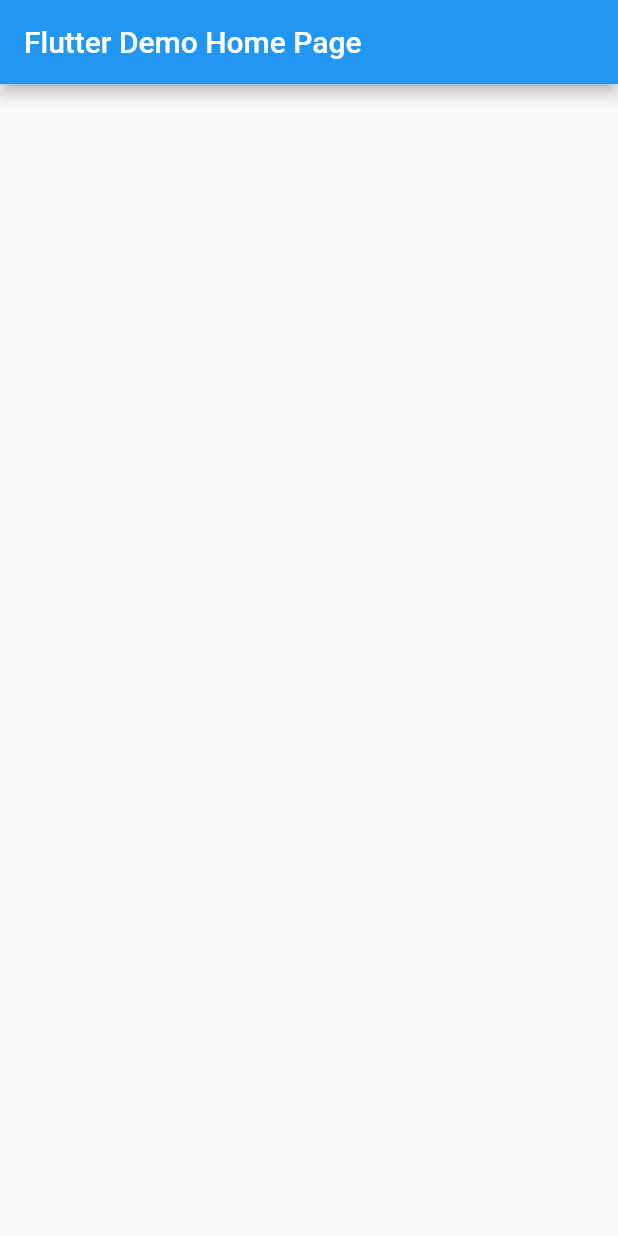
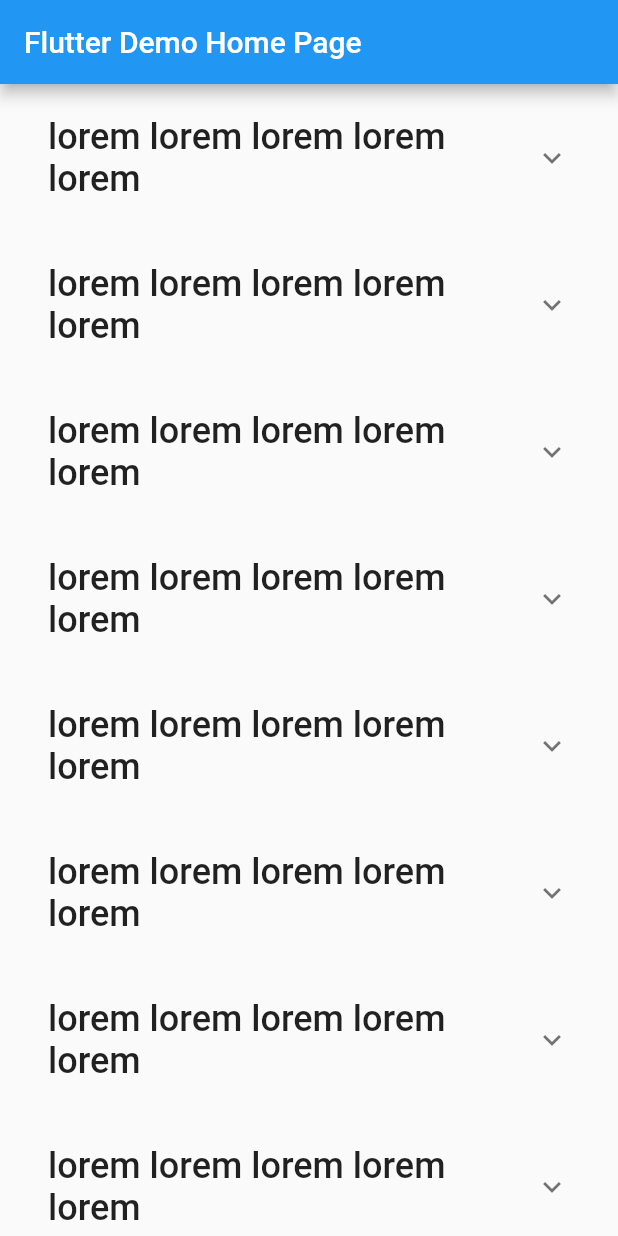
Before and after one commit to SourabhMalviya997/hacker_news, a Flutter app: the screen it shows after launch, on a phone screen of 412 x 824 dp. Run offline on Flutter 3.47's test engine with Material 2 defaults, Android fonts, the phone set to English and light mode, and no system bars; missing offline and left inert: open_url.

Commit message:
Added list of articles in main screen

```diff
--- a/lib/main.dart
+++ b/lib/main.dart
@@ -1,5 +1,6 @@
 import 'package:flutter/material.dart';
-import 'package:url_launcher/url_launcher.dart';
+import 'package:hacker_news/src/model/article.dart';
+import 'package:open_url/open_url.dart';
 
 void main() {
   runApp(MyApp());
@@ -30,7 +31,7 @@ class MyHomePage extends StatefulWidget {
 }
 
 class _MyHomePageState extends State<MyHomePage> {
-
+  final _articles = List.from(articles);
 
   @override
   Widget build(BuildContext context) {
@@ -38,6 +39,53 @@ class _MyHomePageState extends State<MyHomePage> {
       appBar: AppBar(
         title: Text(widget.title),
       ),
+      body: RefreshIndicator(
+        onRefresh: () async {
+          await Future.delayed(const Duration(milliseconds: 1000));
+          setState(() {
+            _articles.removeAt(0);
+          });
+        },
+        child: ListView.builder(
+          itemBuilder: (context, index) => _buildItem(_articles[index]),
+          itemCount: _articles.length,
+        ),
+      ),
+    );
+  }
+
+  Widget _buildItem(Article article) {
+    final padding16dp = const EdgeInsets.all(16);
+    final titleStyle = TextStyle(fontSize: 24.0, fontWeight: FontWeight.w500);
+
+    return Padding(
+      padding: padding16dp,
+      child: ExpansionTile(
+        title: Text(
+          article.text,
+          style: titleStyle,
+        ),
+        children: [
+          Row(
+            mainAxisAlignment: MainAxisAlignment.spaceEvenly,
+            children: [
+              Text('${article.commentsCount} comments'),
+              IconButton(
+                icon: Icon(Icons.launch),
+                onPressed: () async {
+                  final result = await openUrl('https://${article.domain}');
+
+                  if (result.exitCode == 0) {
+                    print('URL should be open in your browser');
+                  } else {
+                    print('Something went wrong (exit code = ${result.exitCode}): ${result.stderr}');
+                  }
+                },
+              ),
+            ],
+          ),
+        ],
+      ),
     );
   }
 }
--- /dev/null
+++ b/lib/src/model/article.dart
@@ -0,0 +1,181 @@
+class Article {
+  final String text;
+  final String domain;
+  final String by;
+  final String age;
+  final int score;
+  final int commentsCount;
+
+  const Article({this.text, this.domain, this.by, this.age, this.score, this.commentsCount});
+}
+
+final articles = [
+  Article(
+    text: 'lorem lorem lorem lorem lorem',
+    age: '3 day',
+    by: 'www.google.co.in',
+    commentsCount: 12,
+    domain: 'google.co.in',
+    score: 150,
+  ),
+  Article(
+    text: 'lorem lorem lorem lorem lorem',
+    age: '3 day',
+    by: 'www.google.co.in',
+    commentsCount: 12,
+    domain: 'google.co.in',
+    score: 150,
+  ),
+  Article(
+    text: 'lorem lorem lorem lorem lorem',
+    age: '3 day',
+    by: 'www.google.co.in',
+    commentsCount: 12,
+    domain: 'google.co.in',
+    score: 150,
+  ),
+  Article(
+    text: 'lorem lorem lorem lorem lorem',
+    age: '3 day',
+    by: 'www.google.co.in',
+    commentsCount: 12,
+    domain: 'google.co.in',
+    score: 150,
+  ),
+  Article(
+    text: 'lorem lorem lorem lorem lorem',
+    age: '3 day',
+    by: 'google.co.in',
+    commentsCount: 12,
+    domain: 'www.google.co.in',
+    score: 150,
+  ),
+  Article(
+    text: 'lorem lorem lorem lorem lorem',
+    age: '3 day',
+    by: 'google.co.in',
+    commentsCount: 12,
+    domain: 'google.co.in',
+    score: 150,
+  ),
+  Article(
+    text: 'lorem lorem lorem lorem lorem',
+    age: '3 day',
+    by: 'google.co.in',
+    commentsCount: 12,
+    domain: 'google.co.in',
+    score: 150,
+  ),
+  Article(
+    text: 'lorem lorem lorem lorem lorem',
+    age: '3 day',
+    by: 'google.co.in',
+    commentsCount: 12,
+    domain: 'google.co.in',
+    score: 150,
+  ),
+  Article(
+    text: 'lorem lorem lorem lorem lorem',
+    age: '3 day',
+    by: 'google.co.in',
+    commentsCount: 12,
+    domain: 'google.co.in',
+    score: 150,
+  ),
+  Article(
+    text: 'lorem lorem lorem lorem lorem',
+    age: '3 day',
+    by: 'google.co.in',
+    commentsCount: 12,
+    domain: 'google.co.in',
+    score: 150,
+  ),
+  Article(
+    text: 'lorem lorem lorem lorem lorem',
+    age: '3 day',
+    by: 'google.co.in',
+    commentsCount: 12,
+    domain: 'google.co.in',
+    score: 150,
+  ),
+  Article(
+    text: 'lorem lorem lorem lorem lorem',
+    age: '3 day',
+    by: 'google.co.in',
+    commentsCount: 12,
+    domain: 'google.co.in',
+    score: 150,
+  ),
+  Article(
+    text: 'lorem lorem lorem lorem lorem',
+    age: '3 day',
+    by: 'google.co.in',
+    commentsCount: 12,
+    domain: 'google.co.in',
+    score: 150,
+  ),
+  Article(
+    text: 'lorem lorem lorem lorem lorem',
+    age: '3 day',
+    by: 'google.co.in',
+    commentsCount: 12,
+    domain: 'google.co.in',
+    score: 150,
+  ),
+  Article(
+    text: 'lorem lorem lorem lorem lorem',
+    age: '3 day',
+    by: 'google.co.in',
+    commentsCount: 12,
+    domain: 'google.co.in',
+    score: 150,
+  ),
+  Article(
+    text: 'lorem lorem lorem lorem lorem',
+    age: '3 day',
+    by: 'google.co.in',
+    commentsCount: 12,
+    domain: 'google.co.in',
+    score: 150,
+  ),
+  Article(
+    text: 'lorem lorem lorem lorem lorem',
+    age: '3 day',
+    by: 'google.co.in',
+    commentsCount: 12,
+    domain: 'google.co.in',
+    score: 150,
+  ),
+  Article(
+    text: 'lorem lorem lorem lorem lorem',
+    age: '3 day',
+    by: 'google.co.in',
+    commentsCount: 12,
+    domain: 'google.co.in',
+    score: 150,
+  ),
+  Article(
+    text: 'lorem lorem lorem lorem lorem',
+    age: '3 day',
+    by: 'google.co.in',
+    commentsCount: 12,
+    domain: 'google.co.in',
+    score: 150,
+  ),
+  Article(
+    text: 'lorem lorem lorem lorem lorem',
+    age: '3 day',
+    by: 'google.co.in',
+    commentsCount: 12,
+    domain: 'google.co.in',
+    score: 150,
+  ),
+  Article(
+    text: 'lorem lorem lorem lorem lorem',
+    age: '3 day',
+    by: 'google.co.in',
+    commentsCount: 12,
+    domain: 'google.co.in',
+    score: 150,
+  ),
+];
--- a/pubspec.yaml
+++ b/pubspec.yaml
@@ -28,7 +28,7 @@ dependencies:
   # The following adds the Cupertino Icons font to your application.
   # Use with the CupertinoIcons class for iOS style icons.
   cupertino_icons: ^1.0.0
-  url_launcher: ^5.7.8
+  open_url: ^1.0.1
 
 dev_dependencies:
   flutter_test:
```
Also changed, not shown: pubspec.lock, 1 other file.
